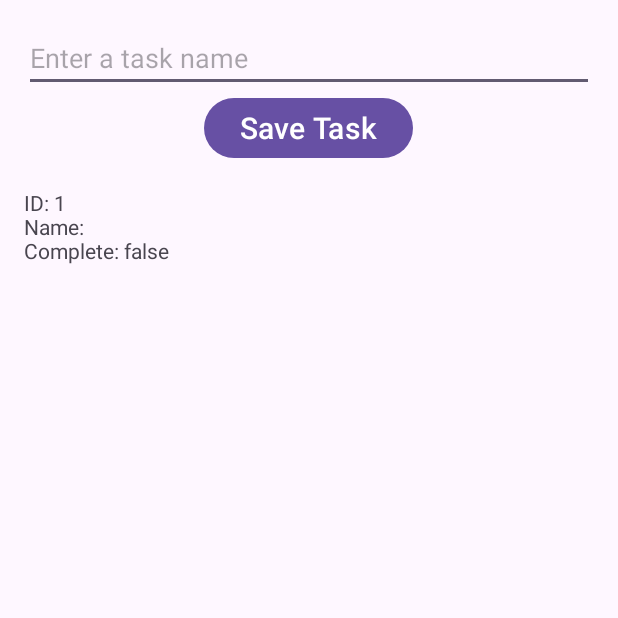
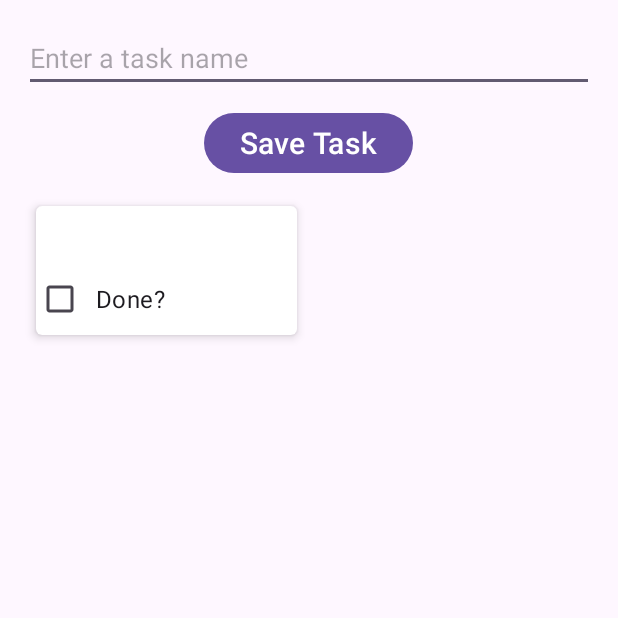
Before and after one commit to Simp-le/hfad_tasks, an Android app: the screen it shows after launch (MainActivity), after a tap on "Save Task", on a phone screen of 412 x 824 dp, the top half of it. Run offline under Robolectric (Android 15) with nearby library versions, the phone set to English and light mode, and no system bars; our stand-ins replace Room's generated code, data binding.

Commit message:
The application now uses the Recycler View to display the task list

```diff
--- a/app/build.gradle.kts
+++ b/app/build.gradle.kts
@@ -53,10 +53,11 @@ dependencies {
     androidTestImplementation(libs.androidx.junit)
     androidTestImplementation(libs.androidx.espresso.core)
 
+
     implementation(libs.androidx.lifecycle.viewmodel.ktx)
     implementation(libs.androidx.lifecycle.livedata.ktx)
+    implementation(libs.androidx.recyclerview)
     implementation(libs.androidx.room.runtime)
     implementation(libs.androidx.room.ktx)
     ksp(libs.androidx.room.compiler)
-
 }
--- a/app/src/main/java/com/hfad/tasks/viewmodels/TasksViewModel.kt
+++ b/app/src/main/java/com/hfad/tasks/viewmodels/TasksViewModel.kt
@@ -1,7 +1,6 @@
 package com.hfad.tasks.viewmodels
 
 import androidx.lifecycle.ViewModel
-import androidx.lifecycle.map
 import androidx.lifecycle.viewModelScope
 import com.hfad.tasks.model.Task
 import com.hfad.tasks.model.TaskDao
@@ -11,28 +10,10 @@ class TasksViewModel(private val dao: TaskDao): ViewModel() {
     var newTaskName = ""
 
     val tasks = dao.getAll()
-    val tasksString = tasks.map {
-        tasks -> formatTasks(tasks)
-    }
 
     fun addTask() {
         viewModelScope.launch {
             dao.insert(Task(taskName = newTaskName))
         }
     }
-
-    private fun formatTasks(tasks: List<Task>): String {
-        return tasks.fold("") {
-            str, item -> str + "\n" + formatTask(item)
-        }
-    }
-
-    private fun formatTask(task: Task): String {
-        return """
-            ID: ${task.taskId}
-            Name: ${task.taskName}
-            Complete: ${task.taskDone}
-
-        """.trimIndent()
-    }
 }
--- /dev/null
+++ b/app/src/main/java/com/hfad/tasks/views/TaskItemAdapter.kt
@@ -0,0 +1,57 @@
+package com.hfad.tasks.views
+
+import android.view.LayoutInflater
+import android.view.ViewGroup
+import android.widget.CheckBox
+import android.widget.TextView
+import androidx.cardview.widget.CardView
+import androidx.recyclerview.widget.RecyclerView
+import com.hfad.tasks.R
+import com.hfad.tasks.model.Task
+
+class TaskItemAdapter : RecyclerView.Adapter<TaskItemAdapter.TaskItemViewHolder>() {
+    // This is for the recycler view's data
+    var data = listOf<Task>()
+        set(value) {
+            field = value
+            notifyDataSetChanged()
+        }
+
+    // The number of items
+    override fun getItemCount() = data.size
+
+    // parent - recycler view. This gets called when a view holder needs to be created
+    override fun onCreateViewHolder(parent: ViewGroup, viewType: Int): TaskItemViewHolder =
+        TaskItemViewHolder.inflateFrom(parent)
+
+    // holder is the view holder the method needs to add data to.
+    // This gets called when data needs to be displayed in a view holder
+    override fun onBindViewHolder(holder: TaskItemViewHolder, position: Int) {
+        val item = data[position]
+        holder.bind(item)
+    }
+
+
+    // This defined the view holder
+    class TaskItemViewHolder(private val rootView: CardView) : RecyclerView.ViewHolder(rootView) {
+
+        private val taskName = rootView.findViewById<TextView>(R.id.task_name)
+        private val taskDone = rootView.findViewById<CheckBox>(R.id.task_done)
+
+        // This adds data to the view holder's layout
+        fun bind(item: Task) {
+            taskName.text = item.taskName
+            taskDone.isChecked = item.taskDone
+        }
+
+        // inflateFrom() method is in a companion object so it can be called without first creating a TaskItemViewHolder object
+        companion object {
+            // This creates each view holder and inflates its layout
+            fun inflateFrom(parent: ViewGroup): TaskItemViewHolder {
+                val layoutInflater = LayoutInflater.from(parent.context)
+                val view = layoutInflater.inflate(R.layout.task_item, parent, false) as CardView
+                return TaskItemViewHolder(view)
+            }
+        }
+    }
+}
--- a/app/src/main/java/com/hfad/tasks/views/TasksFragment.kt
+++ b/app/src/main/java/com/hfad/tasks/views/TasksFragment.kt
@@ -5,6 +5,7 @@ import androidx.fragment.app.Fragment
 import android.view.LayoutInflater
 import android.view.View
 import android.view.ViewGroup
+import androidx.lifecycle.Observer
 import androidx.lifecycle.ViewModelProvider
 import com.hfad.tasks.databinding.FragmentTasksBinding
 import com.hfad.tasks.model.TaskDatabase
@@ -30,6 +31,15 @@ class TasksFragment : Fragment() {
         val viewModel = ViewModelProvider(this, viewModelFactory).get(TasksViewModel::class.java)
         binding.viewModel = viewModel
 
+
+        val adapter = TaskItemAdapter()
+        binding.tasksList.adapter = adapter
+        viewModel.tasks.observe(viewLifecycleOwner, Observer {
+            it?.let {
+                adapter.data = it
+            }
+        })
+
         return view
     }
 
--- a/app/src/main/res/layout/fragment_tasks.xml
+++ b/app/src/main/res/layout/fragment_tasks.xml
@@ -1,7 +1,7 @@
 <?xml version="1.0" encoding="utf-8"?>
-<layout
-    xmlns:android="http://schemas.android.com/apk/res/android"
+<layout xmlns:android="http://schemas.android.com/apk/res/android"
     xmlns:tools="http://schemas.android.com/tools"
+    xmlns:app="http://schemas.android.com/apk/res-auto"
     tools:context=".views.TasksFragment">
 
     <data>
@@ -31,13 +31,17 @@
             android:layout_gravity="center"
             android:text="@string/save_task"
             android:textSize="20sp"
+            android:layout_marginVertical="10dp"
             android:onClick="@{ () -> viewModel.addTask() }"/>
 
-        <TextView
-            android:id="@+id/tasks"
+        <androidx.recyclerview.widget.RecyclerView
+            android:id="@+id/tasks_list"
             android:layout_width="match_parent"
-            android:layout_height="wrap_content"
-            android:text="@{ viewModel.tasksString }"/>
+            android:layout_height="0dp"
+            android:layout_weight="1"
+            android:gravity="top"
+            app:layoutManager="androidx.recyclerview.widget.GridLayoutManager"
+            app:spanCount="2"/>
 
     </LinearLayout>
 
--- /dev/null
+++ b/app/src/main/res/layout/task_item.xml
@@ -0,0 +1,34 @@
+<?xml version="1.0" encoding="utf-8"?>
+<androidx.cardview.widget.CardView
+    xmlns:android="http://schemas.android.com/apk/res/android"
+    xmlns:app="http://schemas.android.com/apk/res-auto"
+    android:layout_width="match_parent"
+    android:layout_height="wrap_content"
+    android:layout_margin="8dp"
+    app:cardElevation="4dp"
+    app:cardCornerRadius="4dp">
+
+    <LinearLayout
+        android:layout_width="match_parent"
+        android:layout_height="wrap_content"
+        android:orientation="vertical">
+
+        <TextView
+            android:id="@+id/task_name"
+            android:layout_width="match_parent"
+            android:layout_height="wrap_content"
+            android:textSize="16sp"
+            android:padding="8dp" />
+
+        <CheckBox
+            android:id="@+id/task_done"
+            android:layout_width="match_parent"
+            android:layout_height="wrap_content"
+            android:textSize="16sp"
+            android:padding="8dp"
+            android:clickable="false"
+            android:text="@string/done" />
+
+    </LinearLayout>
+
+</androidx.cardview.widget.CardView>
--- a/app/src/main/res/values/strings.xml
+++ b/app/src/main/res/values/strings.xml
@@ -2,4 +2,5 @@
     <string name="app_name">Tasks</string>
     <string name="enter_task_name">Enter a task name</string>
     <string name="save_task">Save Task</string>
+    <string name="done">Done?</string>
 </resources>
--- a/gradle/libs.versions.toml
+++ b/gradle/libs.versions.toml
@@ -12,12 +12,14 @@ activity = "1.9.1"
 constraintlayout = "2.1.4"
 kapt = "2.0.0"
 ksp = "2.0.0-1.0.23"
+recyclerview = "1.3.2"
 room = "2.6.1"
 
 [libraries]
 androidx-core-ktx = { group = "androidx.core", name = "core-ktx", version.ref = "coreKtx" }
 androidx-lifecycle-livedata-ktx = { module = "androidx.lifecycle:lifecycle-livedata-ktx", version.ref = "lifecycle" }
 androidx-lifecycle-viewmodel-ktx = { module = "androidx.lifecycle:lifecycle-viewmodel-ktx", version.ref = "lifecycle" }
+androidx-recyclerview = { module = "androidx.recyclerview:recyclerview", version.ref = "recyclerview" }
 androidx-room-compiler = { module = "androidx.room:room-compiler", version.ref = "room" }
 androidx-room-ktx = { module = "androidx.room:room-ktx", version.ref = "room" }
 androidx-room-runtime = { module = "androidx.room:room-runtime", version.ref = "room" }
```
